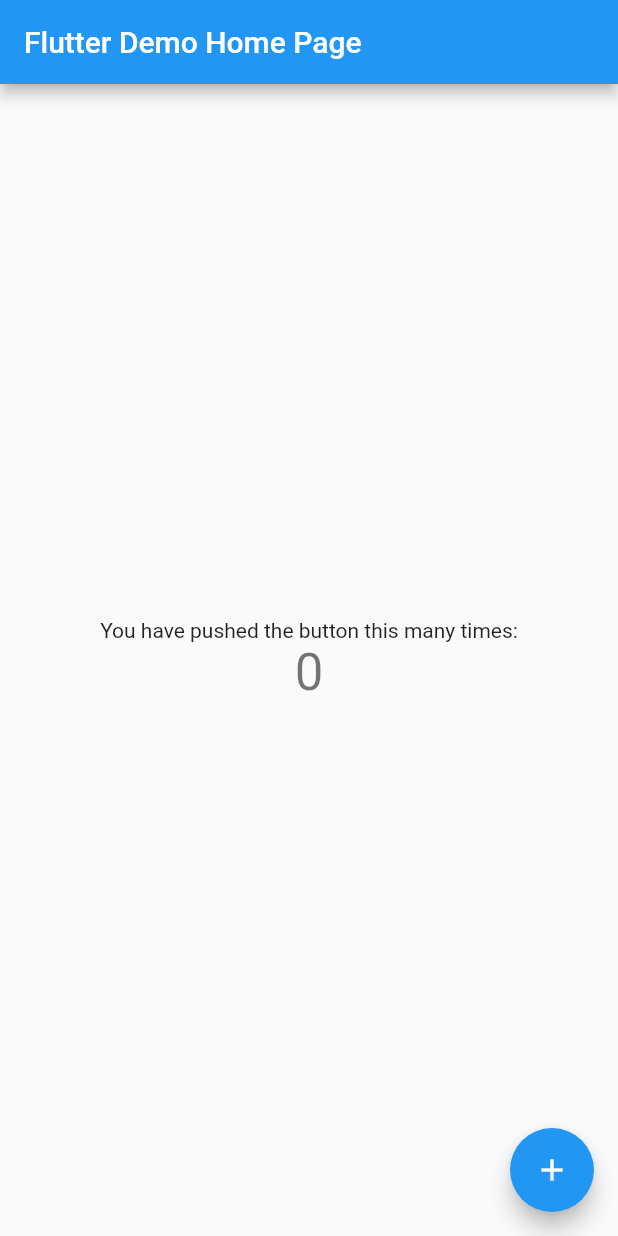
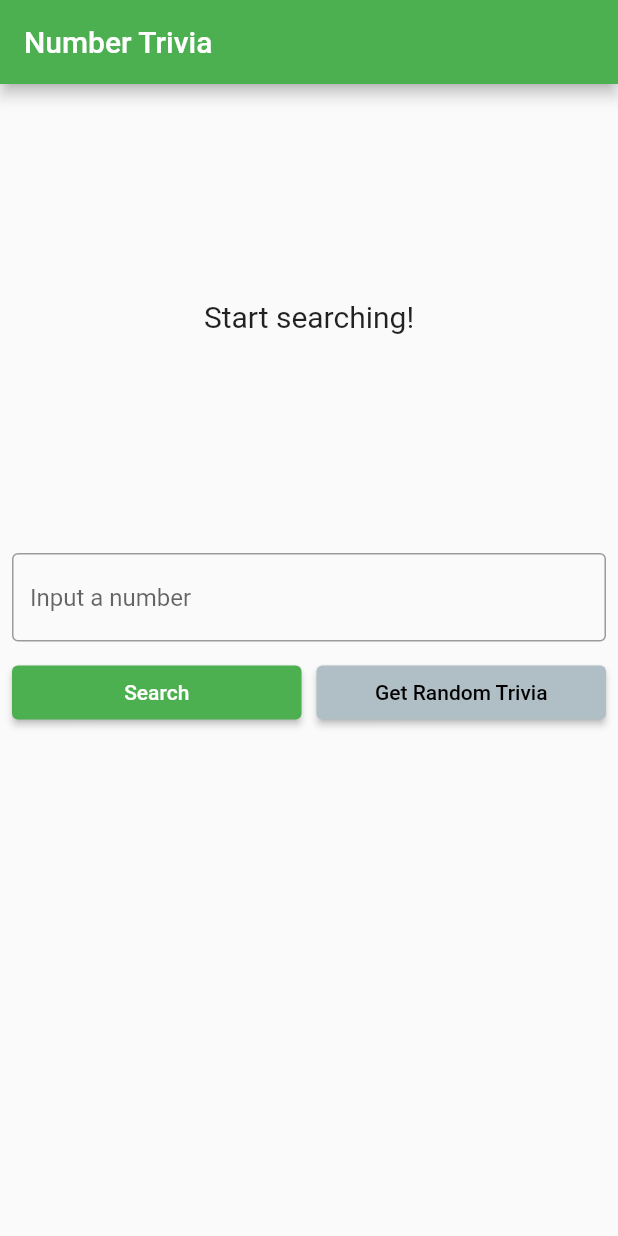
Before and after one commit to shakilhossain38/clean_architecture, a Flutter app: the screen it shows after launch, on a phone screen of 412 x 824 dp. Run offline on Flutter 3.47's test engine with Material 2 defaults, Android fonts, the phone set to English and light mode, and no system bars; our stand-ins replace bloc, dartz, data_connection_checker, equatable, flutter_bloc, get_it and 2 more; missing offline and left inert: dart:ffi.

Commit message:
first commit

```diff
--- a/lib/core/network/network_info.dart
+++ b/lib/core/network/network_info.dart
@@ -10,5 +10,5 @@ class NetworkInfoImp implements NetworkInfo {
 
   @override
   // TODO: implement isConnected
-  Future<bool> get isConnected => throw UnimplementedError();
+  Future<bool> get isConnected => connectionChecker.hasConnection;
 }
--- a/lib/features/data/datasources/number_trivia_remote_data_source.dart
+++ b/lib/features/data/datasources/number_trivia_remote_data_source.dart
@@ -1,6 +1,36 @@
+import 'dart:convert';
+
+import 'package:clean_architecture/core/errors/exceptions.dart';
+import 'package:clean_architecture/features/data/datasources/number_trivia_local_data_souce.dart';
 import 'package:clean_architecture/features/data/model/number_trivia_model.dart';
+import 'package:http/http.dart' as http;
 
 abstract class NumberTriviaRemoteDataSource {
   Future<NumberTriviaModel> getConcreteNumberTrivia(int number);
   Future<NumberTriviaModel> getRandomNumberTrivia();
 }
+
+class NumberTriviaRemoteDataSourceImpl implements NumberTriviaRemoteDataSource {
+  final http.Client client;
+  NumberTriviaRemoteDataSourceImpl({required this.client});
+  @override
+  Future<NumberTriviaModel> getConcreteNumberTrivia(int number) {
+    return _getTriviaFromUrl("http://numbersapi.com/$number");
+  }
+
+  @override
+  Future<NumberTriviaModel> getRandomNumberTrivia() {
+    // TODO: implement getRandomNumberTrivia
+    return _getTriviaFromUrl("http://numbersapi.com/random");
+  }
+
+  Future<NumberTriviaModel> _getTriviaFromUrl(String url) async {
+    final response = await client
+        .get(Uri.parse(url), headers: {'Content-Type': 'application/json'});
+    if (response.statusCode == 200) {
+      return NumberTriviaModel.fromJson(json.decode(response.body));
+    } else {
+      throw ServerExceptions();
+    }
+  }
+}
--- a/lib/features/data/model/number_trivia_model.dart
+++ b/lib/features/data/model/number_trivia_model.dart
@@ -8,4 +8,10 @@ class NumberTriviaModel extends NumberTrivia {
     return NumberTriviaModel(
         text: json['text'], number: (json['number'] as num).toInt());
   }
+  Map<String, dynamic> toJson() {
+    return {
+      'text': text,
+      'number': number,
+    };
+  }
 }
--- a/lib/features/domain/usecases/get_concrete_number_trivia.dart
+++ b/lib/features/domain/usecases/get_concrete_number_trivia.dart
@@ -6,14 +6,14 @@ import 'package:dartz/dartz.dart';
 import 'package:equatable/equatable.dart';
 import 'package:flutter/material.dart';
 
-class GetConcreteNumberTrivia implements UseCase<NumberTrivia, int> {
-  late final NumberTriviaRepository repository;
+class GetConcreteNumberTrivia implements UseCase<NumberTrivia, Params> {
+  final NumberTriviaRepository repository;
 
   GetConcreteNumberTrivia(this.repository);
 
   @override
-  Future<Either<Failures, NumberTrivia>> call(int number) async {
-    return await repository.getConcreteNumberTrivia(number);
+  Future<Either<Failures, NumberTrivia>> call(Params params) async {
+    return await repository.getConcreteNumberTrivia(params.number!);
   }
 }
 
--- a/lib/features/domain/usecases/get_random_number_trivia.dart
+++ b/lib/features/domain/usecases/get_random_number_trivia.dart
@@ -6,7 +6,8 @@ import 'package:dartz/dartz.dart';
 import 'package:equatable/equatable.dart';
 
 class GetRandomNumberTrivia implements UseCase<NumberTrivia, NoParams> {
-  late final NumberTriviaRepository repository;
+  final NumberTriviaRepository repository;
+  GetRandomNumberTrivia(this.repository);
   @override
   Future<Either<Failures, NumberTrivia>> call(NoParams params) async {
     // TODO: implement call
--- /dev/null
+++ b/lib/features/presentation/bloc/bloc.dart
@@ -0,0 +1 @@
+export 'number_trivia_bloc.dart';
--- /dev/null
+++ b/lib/features/presentation/bloc/number_trivia_bloc.dart
@@ -0,0 +1,138 @@
+import 'package:bloc/bloc.dart';
+import 'package:clean_architecture/core/errors/failures.dart';
+import 'package:clean_architecture/core/usecases/usecase.dart';
+import 'package:clean_architecture/core/util/input_converter.dart';
+import 'package:clean_architecture/features/domain/entities/number_trivia.dart';
+import 'package:clean_architecture/features/domain/usecases/get_concrete_number_trivia.dart';
+import 'package:clean_architecture/features/domain/usecases/get_random_number_trivia.dart';
+import 'package:dartz/dartz.dart';
+import 'package:equatable/equatable.dart';
+
+part 'number_trivia_event.dart';
+
+part 'number_trivia_state.dart';
+
+const String SERVER_FAILURE_MESSAGE = 'Server Failure';
+const String CACHE_FAILURE_MESSAGE = 'Cache Failure';
+const String INVALID_INPUT_FAILURE_MESSAGE =
+    'Invalid Input - The number must be a positive integer or zero.';
+
+class NumberTriviaBloc extends Bloc<NumberTriviaEvent, NumberTriviaState> {
+  final GetConcreteNumberTrivia getConcreteNumberTrivia;
+  final GetRandomNumberTrivia getRandomNumberTrivia;
+  final InputConverter inputConverter;
+
+  NumberTriviaBloc(
+      {required GetConcreteNumberTrivia concrete,
+      required GetRandomNumberTrivia random,
+      required this.inputConverter})
+      : getConcreteNumberTrivia = concrete,
+        getRandomNumberTrivia = random,
+        super(Empty()) {
+    on<NumberTriviaEvent>((event, emit) async {
+      if (event is GetTriviaForConcreteNumber) {
+        final inputEither =
+            inputConverter.stringToSignedInteger(event.numberString!);
+        await inputEither.fold(
+          (failure) async {
+            emit(const Error(message: INVALID_INPUT_FAILURE_MESSAGE));
+          },
+          (integer) async {
+            emit(Loading());
+            final failureOrTrivia =
+                await getConcreteNumberTrivia(Params(number: integer));
+            _eitherLoadedOrErrorState(failureOrTrivia, emit);
+          },
+        );
+      } else if (event is GetTriviaForRandomNumber) {
+        emit(Loading());
+        final failureOrTrivia = await getRandomNumberTrivia(NoParams());
+        _eitherLoadedOrErrorState(failureOrTrivia, emit);
+      }
+    });
+  }
+
+  void _eitherLoadedOrErrorState(Either<Failures, NumberTrivia> either,
+      Emitter<NumberTriviaState> emit) async {
+    either.fold(
+      (failure) => emit(Error(message: _mapFailureToMessage(failure))),
+      (trivia) => emit(Loaded(trivia: trivia)),
+    );
+  }
+
+  String _mapFailureToMessage(Failures failure) {
+    switch (failure.runtimeType) {
+      case ServerFailure:
+        return SERVER_FAILURE_MESSAGE;
+      case CacheFailure:
+        return CACHE_FAILURE_MESSAGE;
+      default:
+        return 'Unexpected Error';
+    }
+  }
+}
+// class NumberTriviaBloc extends Bloc<NumberTriviaEvent, NumberTriviaState> {
+//   final GetConcreteNumberTrivia getConcreteNumberTrivia;
+//   final GetRandomNumberTrivia getRandomNumberTrivia;
+//   final InputConverter inputConverter;
+//
+//   NumberTriviaBloc({
+//     required GetConcreteNumberTrivia concrete,
+//     required GetRandomNumberTrivia random,
+//     required this.inputConverter,
+//   })  : assert(concrete != null),
+//         assert(random != null),
+//         assert(inputConverter != null),
+//         getConcreteNumberTrivia = concrete,
+//         getRandomNumberTrivia = random,
+//         super(Empty());
+//
+//   @override
+//   NumberTriviaState get initialState => Empty();
+//
+//   @override
+//   Stream<NumberTriviaState> mapEventToState(
+//     NumberTriviaEvent event,
+//   ) async* {
+//     if (event is GetTriviaForConcreteNumber) {
+//       final inputEither =
+//           inputConverter.stringToSignedInteger(event.numberString!);
+//
+//       yield* inputEither.fold(
+//         (failure) async* {
+//           yield Error(message: INVALID_INPUT_FAILURE_MESSAGE);
+//         },
+//         (integer) async* {
+//           yield Loading();
+//           final failureOrTrivia =
+//               await getConcreteNumberTrivia(Params(number: integer));
+//           yield* _eitherLoadedOrErrorState(failureOrTrivia);
+//         },
+//       );
+//     } else if (event is GetTriviaForRandomNumber) {
+//       yield Loading();
+//       final failureOrTrivia = await getRandomNumberTrivia(NoParams());
+//       yield* _eitherLoadedOrErrorState(failureOrTrivia);
+//     }
+//   }
+//
+//   Stream<NumberTriviaState> _eitherLoadedOrErrorState(
+//     Either<Failures, NumberTrivia> failureOrTrivia,
+//   ) async* {
+//     yield failureOrTrivia.fold(
+//       (failure) => Error(message: _mapFailureToMessage(failure)),
+//       (trivia) => Loaded(trivia: trivia),
+//     );
+//   }
+//
+//   String _mapFailureToMessage(Failures failure) {
+//     switch (failure.runtimeType) {
+//       case ServerFailure:
+//         return SERVER_FAILURE_MESSAGE;
+//       case CacheFailure:
+//         return CACHE_FAILURE_MESSAGE;
+//       default:
+//         return 'Unexpected error';
+//     }
+//   }
+// }
--- /dev/null
+++ b/lib/features/presentation/bloc/number_trivia_event.dart
@@ -0,0 +1,17 @@
+part of 'number_trivia_bloc.dart';
+
+abstract class NumberTriviaEvent extends Equatable {
+  const NumberTriviaEvent();
+  @override
+  List<Object> get props => [];
+}
+
+class GetTriviaForConcreteNumber extends NumberTriviaEvent {
+  final String? numberString;
+
+  const GetTriviaForConcreteNumber(this.numberString);
+}
+
+class GetTriviaForRandomNumber extends NumberTriviaEvent {
+  const GetTriviaForRandomNumber();
+}
--- /dev/null
+++ b/lib/features/presentation/bloc/number_trivia_state.dart
@@ -0,0 +1,27 @@
+part of 'number_trivia_bloc.dart';
+
+abstract class NumberTriviaState extends Equatable {
+  const NumberTriviaState();
+  @override
+  List<Object> get props => [];
+}
+
+class NumberTriviaInitial extends NumberTriviaState {}
+
+class Empty extends NumberTriviaState {}
+
+class Loading extends NumberTriviaState {}
+
+class Loaded extends NumberTriviaState {
+  final NumberTrivia trivia;
+  const Loaded({required this.trivia});
+  @override
+  List<Object> get props => [trivia];
+}
+
+class Error extends NumberTriviaState {
+  final String message;
+  const Error({required this.message});
+  @override
+  List<Object> get props => [message];
+}
--- /dev/null
+++ b/lib/features/presentation/pages/number_trivia_page.dart
@@ -0,0 +1,64 @@
+import 'dart:ffi';
+
+import 'package:clean_architecture/features/domain/entities/number_trivia.dart';
+import 'package:clean_architecture/features/presentation/bloc/number_trivia_bloc.dart';
+import 'package:clean_architecture/features/presentation/widgets/widgets.dart';
+import 'package:flutter/material.dart';
+import 'package:flutter_bloc/flutter_bloc.dart';
+
+import '../../../injection_container.dart';
+
+class NumberTriviaPage extends StatelessWidget {
+  const NumberTriviaPage({Key? key}) : super(key: key);
+
+  @override
+  Widget build(BuildContext context) {
+    return Scaffold(
+        appBar: AppBar(
+          title: const Text("Number Trivia"),
+        ),
+        body: SingleChildScrollView(child: buildBody(context)));
+  }
+
+  BlocProvider<NumberTriviaBloc> buildBody(BuildContext context) {
+    return BlocProvider(
+      create: (BuildContext context) => sl<NumberTriviaBloc>(),
+      child: Center(
+        child: Padding(
+          padding: const EdgeInsets.all(8.0),
+          child: Column(
+            children: [
+              const SizedBox(
+                height: 10,
+              ),
+
+              ///Top half
+              BlocBuilder<NumberTriviaBloc, NumberTriviaState>(
+                  builder: (context, state) {
+                if (state is Empty) {
+                  return const MessageDisplay(
+                    message: "Start searching!",
+                  );
+                } else if (state is Loading) {
+                  return const LoadingWidget();
+                } else if (state is Loaded) {
+                  return TriviaDisplay(numberTrivia: state.trivia);
+                } else if (state is Error) {
+                  return MessageDisplay(message: state.message);
+                } else {
+                  return const SizedBox();
+                }
+              }),
+              const SizedBox(
+                height: 20,
+              ),
+
+              ///Bottom half
+              const TriviaControls(),
+            ],
+          ),
+        ),
+      ),
+    );
+  }
+}
--- /dev/null
+++ b/lib/features/presentation/widgets/message_display.dart
@@ -0,0 +1,23 @@
+import 'package:flutter/material.dart';
+
+class MessageDisplay extends StatelessWidget {
+  final String message;
+
+  const MessageDisplay({Key? key, required this.message}) : super(key: key);
+
+  @override
+  Widget build(BuildContext context) {
+    return SizedBox(
+        height: MediaQuery.of(context).size.height / 3,
+        child: Center(
+          child: SingleChildScrollView(
+              child: Text(
+            message,
+            style: const TextStyle(
+              fontSize: 20,
+            ),
+            textAlign: TextAlign.center,
+          )),
+        ));
+  }
+}
--- /dev/null
+++ b/lib/features/presentation/widgets/trivia_controls.dart
@@ -0,0 +1,68 @@
+import 'package:flutter/material.dart';
+import 'package:flutter_bloc/flutter_bloc.dart';
+
+import '../bloc/number_trivia_bloc.dart';
+
+class TriviaControls extends StatefulWidget {
+  const TriviaControls({Key? key}) : super(key: key);
+
+  @override
+  State<TriviaControls> createState() => _TriviaControlsState();
+}
+
+class _TriviaControlsState extends State<TriviaControls> {
+  final TextEditingController _numberController = TextEditingController();
+  @override
+  Widget build(BuildContext context) {
+    return Column(
+      children: <Widget>[
+        TextField(
+          controller: _numberController,
+          onSubmitted: (_) {
+            dispatchConcrete();
+          },
+          keyboardType: TextInputType.number,
+          decoration: const InputDecoration(
+              border: OutlineInputBorder(), hintText: "Input a number"),
+        ),
+        const SizedBox(
+          height: 10,
+        ),
+        Row(
+          children: <Widget>[
+            Expanded(
+              child: ElevatedButton(
+                  onPressed: dispatchConcrete, child: const Text("Search")),
+            ),
+            const SizedBox(
+              width: 10,
+            ),
+            Expanded(
+              child: ElevatedButton(
+                  style: ElevatedButton.styleFrom(
+                    primary: Colors.blueGrey.shade200, // Background color
+                  ),
+                  onPressed: dispatchRandom,
+                  child: const Text(
+                    "Get Random Trivia",
+                    style: TextStyle(color: Colors.black),
+                  )),
+            ),
+          ],
+        ),
+      ],
+    );
+  }
+
+  void dispatchConcrete() {
+    BlocProvider.of<NumberTriviaBloc>(context)
+        .add(GetTriviaForConcreteNumber(_numberController.text));
+    _numberController.clear();
+  }
+
+  void dispatchRandom() {
+    _numberController.clear();
+    BlocProvider.of<NumberTriviaBloc>(context)
+        .add(const GetTriviaForRandomNumber());
+  }
+}
--- /dev/null
+++ b/lib/features/presentation/widgets/widgets.dart
@@ -0,0 +1,4 @@
+export 'loading_widget.dart';
+export 'message_display.dart';
+export 'trivia_display.dart';
+export 'trivia_controls.dart';
--- a/lib/main.dart
+++ b/lib/main.dart
@@ -1,115 +1,24 @@
+import 'package:clean_architecture/features/presentation/pages/number_trivia_page.dart';
 import 'package:flutter/material.dart';
+import 'injection_container.dart' as di;
 
-void main() {
+void main() async {
+  WidgetsFlutterBinding.ensureInitialized();
+  await di.init();
   runApp(const MyApp());
 }
 
 class MyApp extends StatelessWidget {
   const MyApp({Key? key}) : super(key: key);
 
-  // This widget is the root of your application.
   @override
   Widget build(BuildContext context) {
     return MaterialApp(
       title: 'Flutter Demo',
       theme: ThemeData(
-        // This is the theme of your application.
-        //
-        // Try running your application with "flutter run". You'll see the
-        // application has a blue toolbar. Then, without quitting the app, try
-        // changing the primarySwatch below to Colors.green and then invoke
-        // "hot reload" (press "r" in the console where you ran "flutter run",
-        // or simply save your changes to "hot reload" in a Flutter IDE).
-        // Notice that the counter didn't reset back to zero; the application
-        // is not restarted.
-        primarySwatch: Colors.blue,
+        primarySwatch: Colors.green,
       ),
-      home: const MyHomePage(title: 'Flutter Demo Home Page'),
+      home: const NumberTriviaPage(),
     );
   }
 }
-
-class MyHomePage extends StatefulWidget {
-  const MyHomePage({Key? key, required this.title}) : super(key: key);
-
-  // This widget is the home page of your application. It is stateful, meaning
-  // that it has a State object (defined below) that contains fields that affect
-  // how it looks.
-
-  // This class is the configuration for the state. It holds the values (in this
-  // case the title) provided by the parent (in this case the App widget) and
-  // used by the build method of the State. Fields in a Widget subclass are
-  // always marked "final".
-
-  final String title;
-
-  @override
-  State<MyHomePage> createState() => _MyHomePageState();
-}
-
-class _MyHomePageState extends State<MyHomePage> {
-  int _counter = 0;
-
-  void _incrementCounter() {
-    setState(() {
-      // This call to setState tells the Flutter framework that something has
-      // changed in this State, which causes it to rerun the build method below
-      // so that the display can reflect the updated values. If we changed
-      // _counter without calling setState(), then the build method would not be
-      // called again, and so nothing would appear to happen.
-      _counter++;
-    });
-  }
-
-  @override
-  Widget build(BuildContext context) {
-    // This method is rerun every time setState is called, for instance as done
-    // by the _incrementCounter method above.
-    //
-    // The Flutter framework has been optimized to make rerunning build methods
-    // fast, so that you can just rebuild anything that needs updating rather
-    // than having to individually change instances of widgets.
-    return Scaffold(
-      appBar: AppBar(
-        // Here we take the value from the MyHomePage object that was created by
-        // the App.build method, and use it to set our appbar title.
-        title: Text(widget.title),
-      ),
-      body: Center(
-        // Center is a layout widget. It takes a single child and positions it
-        // in the middle of the parent.
-        child: Column(
-          // Column is also a layout widget. It takes a list of children and
-          // arranges them vertically. By default, it sizes itself to fit its
-          // children horizontally, and tries to be as tall as its parent.
-          //
-          // Invoke "debug painting" (press "p" in the console, choose the
-          // "Toggle Debug Paint" action from the Flutter Inspector in Android
-          // Studio, or the "Toggle Debug Paint" command in Visual Studio Code)
-          // to see the wireframe for each widget.
-          //
-          // Column has various properties to control how it sizes itself and
-          // how it positions its children. Here we use mainAxisAlignment to
-          // center the children vertically; the main axis here is the vertical
-          // axis because Columns are vertical (the cross axis would be
-          // horizontal).
-          mainAxisAlignment: MainAxisAlignment.center,
-          children: <Widget>[
-            const Text(
-              'You have pushed the button this many times:',
-            ),
-            Text(
-              '$_counter',
-              style: Theme.of(context).textTheme.headline4,
-            ),
-          ],
-        ),
-      ),
-      floatingActionButton: FloatingActionButton(
-        onPressed: _incrementCounter,
-        tooltip: 'Increment',
-        child: const Icon(Icons.add),
-      ), // This trailing comma makes auto-formatting nicer for build methods.
-    );
-  }
-}
```
Also changed, not shown: lib/core/util/input_converter.dart (added, +17 -0 lines), lib/features/data/datasources/number_trivia_local_data_souce.dart (+28 -0 lines), lib/features/data/repositories/number_trivia_repositry_implementation.dart (+5 -5 lines), lib/features/presentation/widgets/loading_widget.dart (added, +16 -0 lines), lib/features/presentation/widgets/trivia_display.dart (added, +34 -0 lines), lib/injection_container.dart (added, +46 -0 lines).
